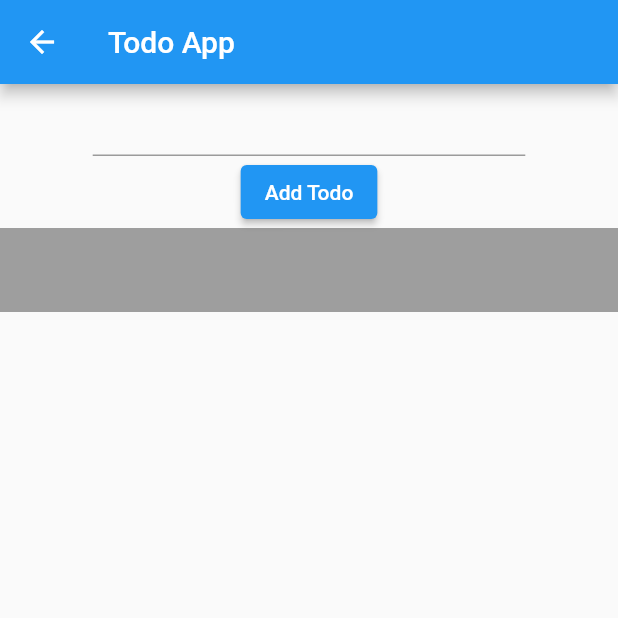
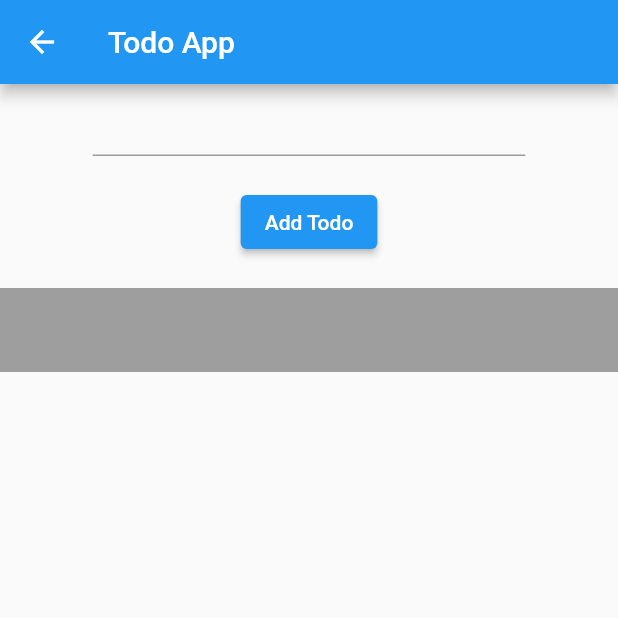
Before and after one commit to codewithowais/todo-splash-etc-Flutter, a Flutter app: the screen it shows after launch, after a tap on "Add Todo", on a phone screen of 412 x 824 dp, the top half of it. Run offline on Flutter 3.47's test engine with Material 2 defaults, Android fonts, the phone set to English and light mode, and no system bars.

Commit message:
first commit

```diff
--- a/lib/todo.dart
+++ b/lib/todo.dart
@@ -32,11 +32,17 @@ class _ToDoAppState extends State<ToDoApp> {
               controller: names,
             ),
           ),
-          ElevatedButton(
-            onPressed: () {
-              addValue();
-            },
-            child: const Text("Add Todo"),
+          Container(
+            margin: const EdgeInsets.only(
+              top: 20,
+              bottom: 20,
+            ),
+            child: ElevatedButton(
+              onPressed: () {
+                addValue();
+              },
+              child: const Text("Add Todo"),
+            ),
           ),
           Expanded(
             child: ListView.builder(
```
